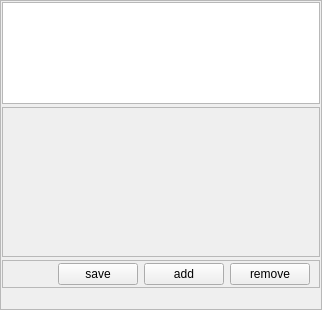
Qt form src/blackgui/components/settingsnetworkserverscomponent.ui (swift-project/pilotclient) before a commit.
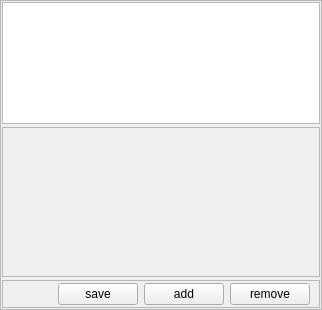
The same form after that commit. Custom widgets are drawn as their Qt base class.

Commit message: refs #716, UI component for simulator message (what messages to relay to simulator) * component itself * integrate in tab panel * minor UI adjustmenets

```diff
--- a/src/blackgui/components/settingsnetworkserverscomponent.ui
+++ b/src/blackgui/components/settingsnetworkserverscomponent.ui
@@ -143,22 +143,6 @@
      </layout>
     </widget>
    </item>
-   <item>
-    <spacer name="vs_Buttons">
-     <property name="orientation">
-      <enum>Qt::Vertical</enum>
-     </property>
-     <property name="sizeType">
-      <enum>QSizePolicy::Fixed</enum>
-     </property>
-     <property name="sizeHint" stdset="0">
-      <size>
-       <width>20</width>
-       <height>20</height>
-      </size>
-     </property>
-    </spacer>
-   </item>
   </layout>
  </widget>
  <customwidgets>
```
The commit also changes 7 other files.
